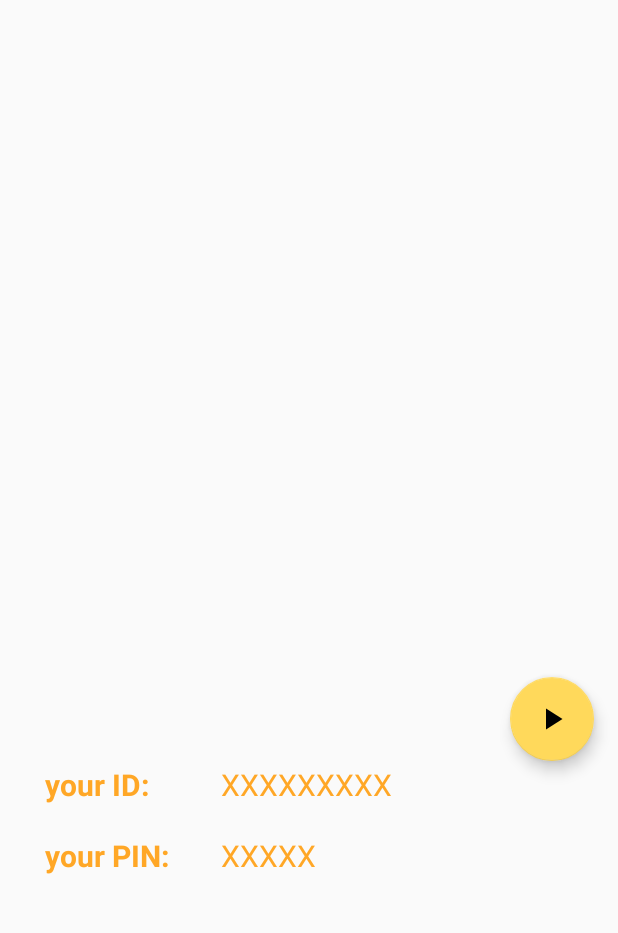
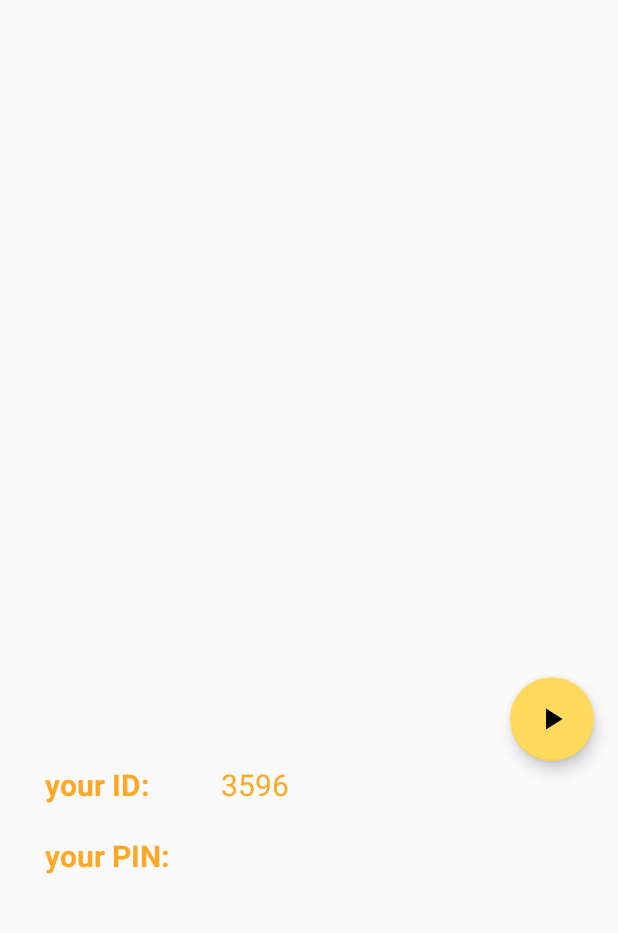
Before and after one commit to flormartin/follow-that-car, an Android app: the screen it shows after launch (MainActivity), after a tap on "FOLLOW ME", on a phone screen of 412 x 824 dp, the part 137-1070 px from its top. Run offline under Robolectric (Android 15) with nearby library versions, the phone set to English and light mode, and no system bars.

Commit message:
ID und PIN show fast fertig

```diff
--- a/app/src/main/java/de/tum/mw/ftm/followthatcar/DecisionFragment.java
+++ b/app/src/main/java/de/tum/mw/ftm/followthatcar/DecisionFragment.java
@@ -2,8 +2,8 @@ package de.tum.mw.ftm.followthatcar;
 
 
 import android.app.AlertDialog;
+import android.app.Fragment;
 import android.os.Bundle;
-import android.app.Fragment;
 import android.view.LayoutInflater;
 import android.view.View;
 import android.view.ViewGroup;
--- a/app/src/main/java/de/tum/mw/ftm/followthatcar/ShowFragment.java
+++ b/app/src/main/java/de/tum/mw/ftm/followthatcar/ShowFragment.java
@@ -1,11 +1,16 @@
 package de.tum.mw.ftm.followthatcar;
 
 
+import android.app.Fragment;
+import android.app.FragmentManager;
 import android.os.Bundle;
-import android.app.Fragment;
+import android.util.Log;
 import android.view.LayoutInflater;
 import android.view.View;
 import android.view.ViewGroup;
+import android.widget.TextView;
+
+import java.util.Random;
 
 
 /**
@@ -13,17 +18,32 @@ import android.view.ViewGroup;
  */
 public class ShowFragment extends Fragment {
 
+    TextView tvId;
+    TextView tvPin;
 
     public ShowFragment() {
         // Required empty public constructor
     }
 
 
+
     @Override
     public View onCreateView(LayoutInflater inflater, ViewGroup container,
                              Bundle savedInstanceState) {
+        //create ID and PIN
+        Random rand = new Random();
+        int id = rand.nextInt(rand.nextInt(100000000) + 999999999); //neunstellig
+        int pin = rand.nextInt(rand.nextInt(1000) + 9999); //vierstellig
+
+        View view = inflater.inflate(R.layout.fragment_show, container, false);
+        tvId = view.findViewById(R.id.show_id);
+        tvId.setText(""+id);
+        tvPin = view.findViewById(R.id.show_pin);
+        tvId.setText(""+pin);
+
+
         // Inflate the layout for this fragment
-        return inflater.inflate(R.layout.fragment_show, container, false);
+        return view;
     }
 
 }
--- a/app/src/main/res/layout/fragment_show.xml
+++ b/app/src/main/res/layout/fragment_show.xml
@@ -18,7 +18,7 @@
             android:layout_margin="10dp">
 
             <TextView
-                android:id="@+id/id"
+                android:id="@+id/your_id"
                 android:layout_width="match_parent"
                 android:layout_height="wrap_content"
                 android:layout_weight="2"
@@ -28,12 +28,12 @@
                 android:textColor="@color/colorPrimary"/>
 
             <TextView
-
+                android:id="@+id/show_id"
                 android:layout_width="match_parent"
                 android:layout_height="wrap_content"
                 android:layout_weight="1"
+
                 android:textSize="20sp"
-                android:text="XXXXXXXXX"
                 android:textColor="@color/colorPrimary"/>
         </LinearLayout>
 
@@ -44,7 +44,7 @@
             android:layout_margin="10dp">
 
             <TextView
-                android:id="@+id/pin"
+                android:id="@+id/your_pin"
                 android:layout_width="match_parent"
                 android:layout_height="wrap_content"
                 android:layout_weight="2"
@@ -54,11 +54,12 @@
                 android:textColor="@color/colorPrimary"/>
 
             <TextView
+                android:id="@+id/show_pin"
                 android:layout_width="match_parent"
                 android:layout_height="wrap_content"
+
                 android:layout_weight="1"
                 android:textSize="20sp"
-                android:text="XXXXX"
                 android:textColor="@color/colorPrimary"/>
 
         </LinearLayout>
--- a/app/src/main/res/values/strings.xml
+++ b/app/src/main/res/values/strings.xml
@@ -8,6 +8,8 @@
     <!-- strings for ShowFragment -->
     <string name="your_id">your ID:</string>
     <string name="your_pin">your PIN:</string>
+    <!--<string name="show_id"></string>
+    <string name="show_pin"></string>-->
 
     <!-- strings for InputFragment -->
     <string name="id_hint">type your ID</string>
```
Also changed, not shown: app/src/main/java/de/tum/mw/ftm/followthatcar/MainActivity.java (+17 -0 lines).
